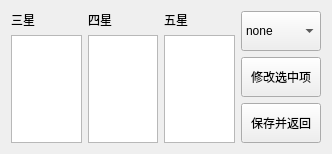
This is ui/mode.ui in XiaoMing5442/GenshinImpact_LotteryAlgorithm_pyside6 as Qt 5 draws it before an edit. The edited form follows.
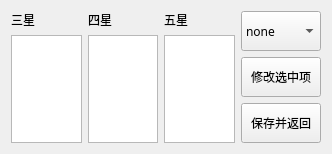
This is the edited form.

The edit to the form file:
```diff
--- a/ui/mode.ui
+++ b/ui/mode.ui
@@ -10,6 +10,11 @@
     <height>154</height>
    </rect>
   </property>
+  <property name="font">
+   <font>
+    <family>阿里巴巴普惠体 2.0 65 Medium</family>
+   </font>
+  </property>
   <property name="windowTitle">
    <string>模板设置</string>
   </property>
@@ -68,6 +73,11 @@
            <height>40</height>
           </size>
          </property>
+         <property name="font">
+          <font>
+           <family>阿里巴巴普惠体 2.0 65 Medium</family>
+          </font>
+         </property>
          <item>
           <property name="text">
            <string>none</string>
```
Left out of the diff: 15 changed lines with no effect on the pictures.
